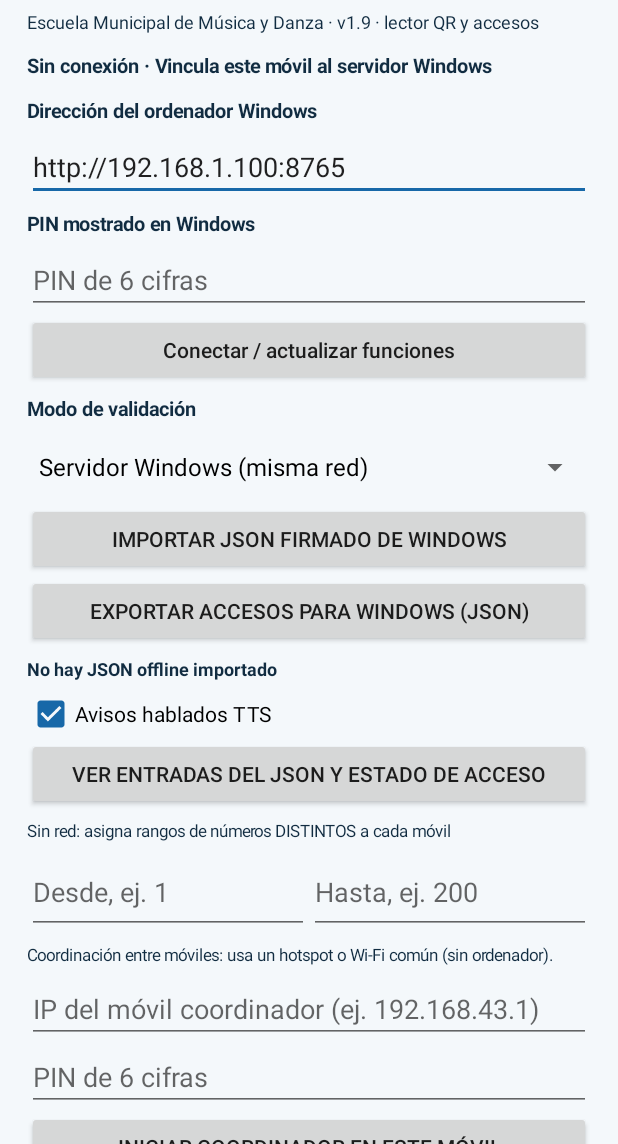
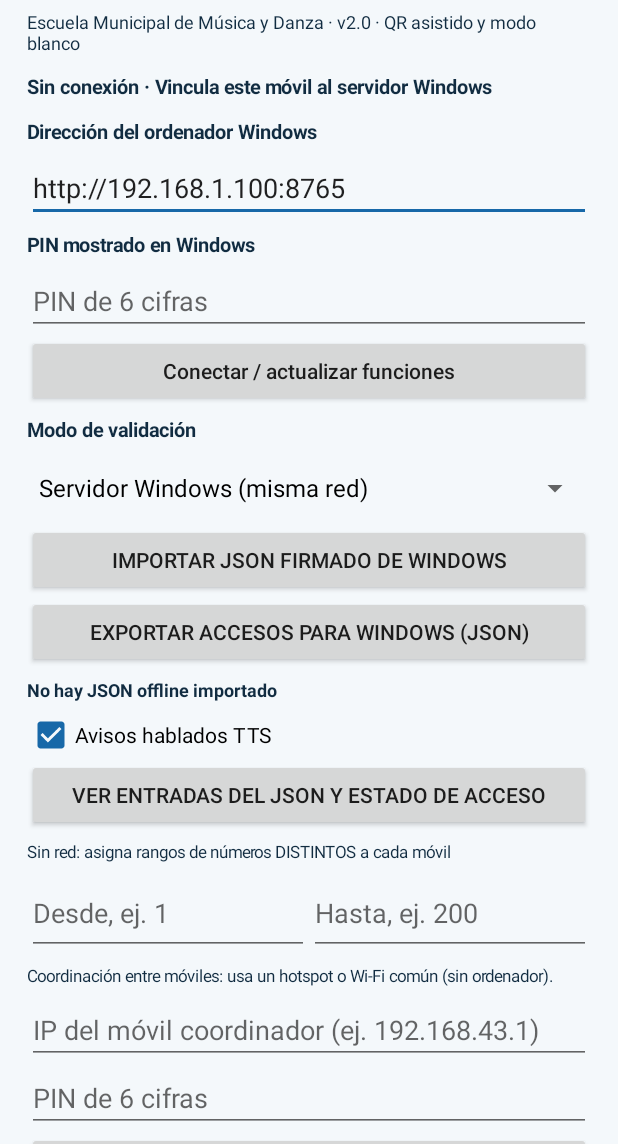
Before and after one commit to BarraBenalmadena/Control_Entradas, an Android app: the screen it shows after launch (MainActivity), on a phone screen of 412 x 824 dp, the part 92-1236 px from its top. Run offline under Robolectric (Android 15) with nearby library versions, the phone set to English and light mode, and no system bars; libraries missing offline, so code that uses them is left out: androidx.camera.core, androidx.camera.lifecycle, androidx.camera.view, com.google.mlkit.vision; pictures from the network do not load; 12 statements that could not run were skipped.

Commit message:
v2.0 white thermal printing and ML Kit QR assisted zoom

```diff
--- a/android/app/src/main/java/es/benalmadena/controlentradas/MainActivity.java
+++ b/android/app/src/main/java/es/benalmadena/controlentradas/MainActivity.java
@@ -228,7 +228,7 @@ public class MainActivity extends AppCompatActivity {
         scroll.addView(layout);
         setContentView(scroll);
         layout.addView(text("CONTROL DE ENTRADAS", 23, true));
-        layout.addView(text("Escuela Municipal de Música y Danza · v1.9 · lector QR y accesos", 12, false));
+        layout.addView(text("Escuela Municipal de Música y Danza · v2.0 · QR asistido y modo blanco", 12, false));
         connectionView = text("Sin conexión · Vincula este móvil al servidor Windows", 13, true);
         layout.addView(connectionView);
         serverInput = new EditText(this);
```
